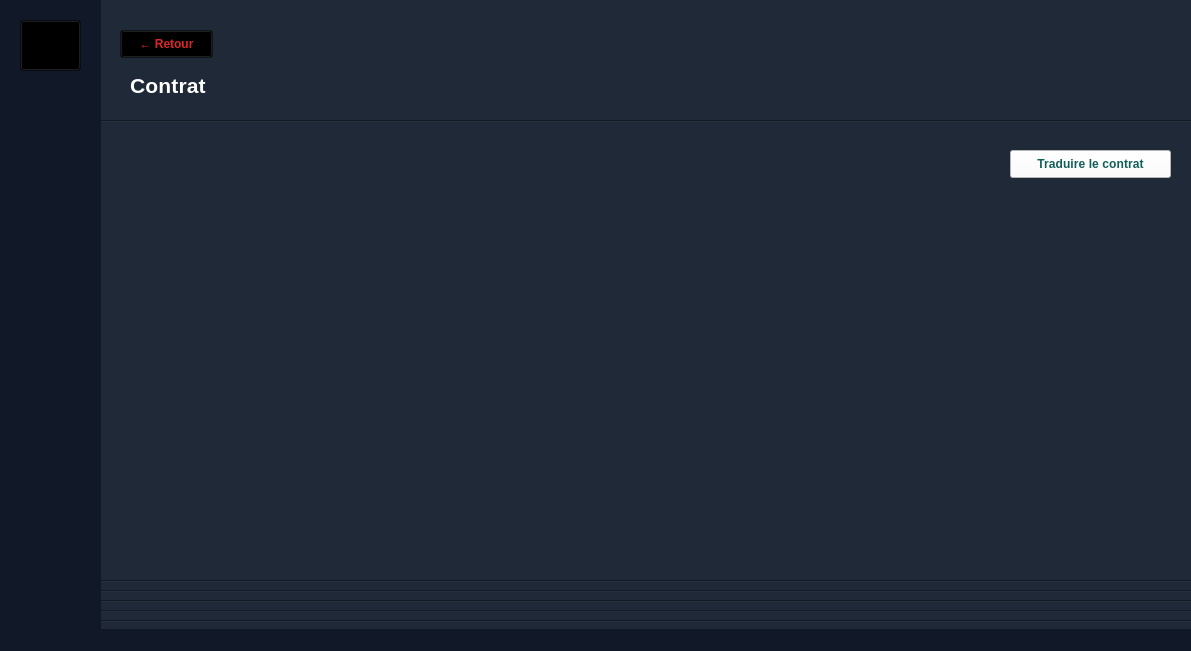
Before: the Qt Designer form mainwindow.ui in jmaimohamed/Smart_Contracting_And_Construction_Company_2A2, drawn with Qt 5.
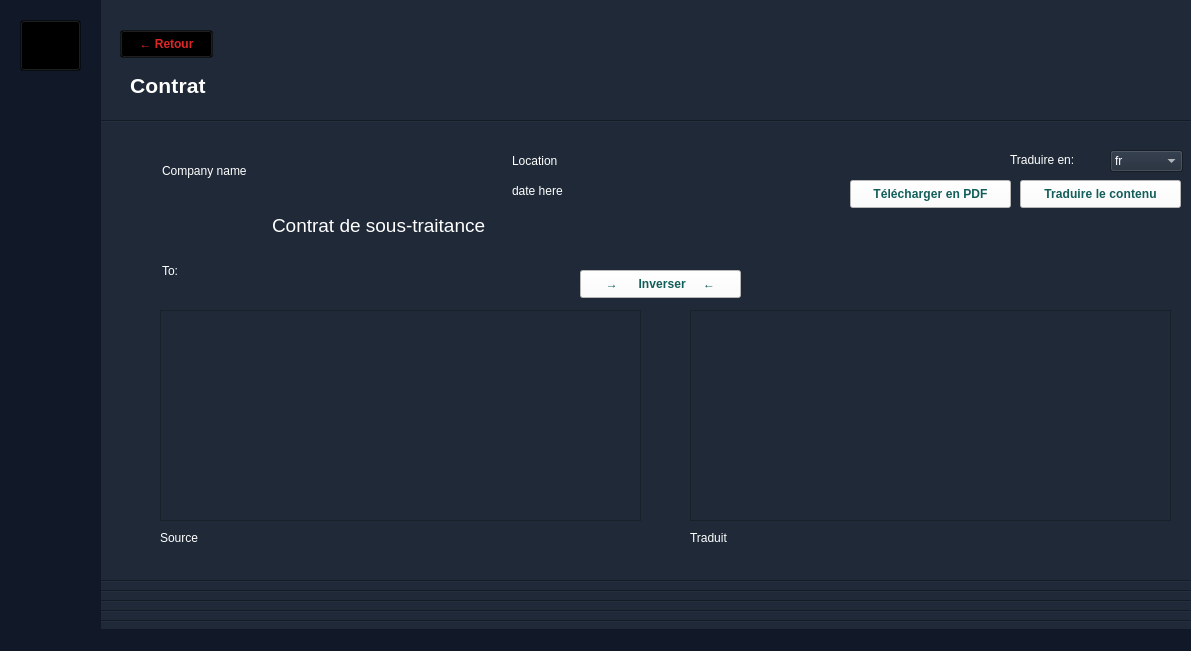
After: the same form once the commit is applied. The open tabs and pages were chosen to show the change. Icons and pictures are not drawn.

```diff
--- a/mainwindow.ui
+++ b/mainwindow.ui
@@ -887,40 +887,6 @@
          </item>
         </layout>
        </item>
-       <item>
-        <layout class="QHBoxLayout" name="horizontalLayout_7">
-         <item>
-          <widget class="QLabel" name="label_5">
-           <property name="font">
-            <font>
-             <pointsize>11</pointsize>
-            </font>
-           </property>
-           <property name="styleSheet">
-            <string notr="true">color: white;
-border: none;</string>
-           </property>
-           <property name="text">
-            <string>Adresse</string>
-           </property>
-          </widget>
-         </item>
-         <item>
-          <widget class="QLineEdit" name="amrou_adresse">
-           <property name="minimumSize">
-            <size>
-             <width>0</width>
-             <height>30</height>
-            </size>
-           </property>
-           <property name="styleSheet">
-            <string notr="true">border: 1px solid #134e4a;
-color: white;</string>
-           </property>
-          </widget>
-         </item>
-        </layout>
-       </item>
        <item>
         <layout class="QHBoxLayout" name="horizontalLayout_5">
          <item>
@@ -1376,30 +1342,302 @@
        <enum>Qt::Vertical</enum>
       </property>
      </widget>
-     <widget class="QPushButton" name="amrou13">
+     <widget class="QPushButton" name="amrou_translates">
+      <property name="geometry">
+       <rect>
+        <x>1020</x>
+        <y>180</y>
+        <width>161</width>
+        <height>28</height>
+       </rect>
+      </property>
+      <property name="sizePolicy">
+       <sizepolicy hsizetype="Minimum" vsizetype="Fixed">
+        <horstretch>0</horstretch>
+        <verstretch>0</verstretch>
+       </sizepolicy>
+      </property>
+      <property name="styleSheet">
+       <string notr="true">background: white;
+padding: 5px;
+color: #115e59;
+font-weight: bold;
+letter-spacing: 0.1px;</string>
+      </property>
+      <property name="text">
+       <string>Traduire le contenu</string>
+      </property>
+     </widget>
+     <widget class="QPushButton" name="amrou_download_pdf">
+      <property name="geometry">
+       <rect>
+        <x>850</x>
+        <y>180</y>
+        <width>161</width>
+        <height>28</height>
+       </rect>
+      </property>
+      <property name="sizePolicy">
+       <sizepolicy hsizetype="Minimum" vsizetype="Fixed">
+        <horstretch>0</horstretch>
+        <verstretch>0</verstretch>
+       </sizepolicy>
+      </property>
+      <property name="styleSheet">
+       <string notr="true">background: white;
+padding: 5px;
+color: #115e59;
+font-weight: bold;
+letter-spacing: 0.1px;</string>
+      </property>
+      <property name="text">
+       <string>Télécharger en PDF</string>
+      </property>
+     </widget>
+     <widget class="QLineEdit" name="amrou_date_contrat">
+      <property name="enabled">
+       <bool>false</bool>
+      </property>
+      <property name="geometry">
+       <rect>
+        <x>510</x>
+        <y>180</y>
+        <width>141</width>
+        <height>22</height>
+       </rect>
+      </property>
+      <property name="styleSheet">
+       <string notr="true">border: none;
+color: white;</string>
+      </property>
+      <property name="text">
+       <string>date here</string>
+      </property>
+     </widget>
+     <widget class="QTextEdit" name="amrou_contenu_contrat">
+      <property name="geometry">
+       <rect>
+        <x>160</x>
+        <y>310</y>
+        <width>481</width>
+        <height>211</height>
+       </rect>
+      </property>
+      <property name="html">
+       <string>&lt;!DOCTYPE HTML PUBLIC &quot;-//W3C//DTD HTML 4.0//EN&quot; &quot;http://www.w3.org/TR/REC-html40/strict.dtd&quot;&gt;
+&lt;html&gt;&lt;head&gt;&lt;meta name=&quot;qrichtext&quot; content=&quot;1&quot; /&gt;&lt;style type=&quot;text/css&quot;&gt;
+p, li { white-space: pre-wrap; }
+&lt;/style&gt;&lt;/head&gt;&lt;body style=&quot; font-family:'MS Shell Dlg 2'; font-size:7.8pt; font-weight:400; font-style:normal;&quot;&gt;
+&lt;p style=&quot;-qt-paragraph-type:empty; margin-top:0px; margin-bottom:0px; margin-left:0px; margin-right:0px; -qt-block-indent:0; text-indent:0px; font-family:'MS Shell Dlg 2';&quot;&gt;&lt;br /&gt;&lt;/p&gt;&lt;/body&gt;&lt;/html&gt;</string>
+      </property>
+     </widget>
+     <widget class="QLineEdit" name="amrou_header_contrat">
+      <property name="enabled">
+       <bool>false</bool>
+      </property>
+      <property name="geometry">
+       <rect>
+        <x>270</x>
+        <y>210</y>
+        <width>271</width>
+        <height>31</height>
+       </rect>
+      </property>
+      <property name="font">
+       <font>
+        <pointsize>14</pointsize>
+       </font>
+      </property>
+      <property name="styleSheet">
+       <string notr="true">color: white;
+border: none</string>
+      </property>
+      <property name="text">
+       <string>Contrat de sous-traitance</string>
+      </property>
+     </widget>
+     <widget class="QLineEdit" name="amrou_company_contrat">
+      <property name="enabled">
+       <bool>false</bool>
+      </property>
+      <property name="geometry">
+       <rect>
+        <x>160</x>
+        <y>160</y>
+        <width>113</width>
+        <height>22</height>
+       </rect>
+      </property>
+      <property name="styleSheet">
+       <string notr="true">color: white;
+border: none</string>
+      </property>
+      <property name="text">
+       <string>Company name</string>
+      </property>
+     </widget>
+     <widget class="QLineEdit" name="amrou_lieu_contrat">
+      <property name="enabled">
+       <bool>false</bool>
+      </property>
+      <property name="geometry">
+       <rect>
+        <x>510</x>
+        <y>150</y>
+        <width>113</width>
+        <height>22</height>
+       </rect>
+      </property>
+      <property name="styleSheet">
+       <string notr="true">color: white;
+border: none</string>
+      </property>
+      <property name="text">
+       <string>Location</string>
+      </property>
+     </widget>
+     <widget class="QLineEdit" name="amrou_partner_contrat">
+      <property name="enabled">
+       <bool>false</bool>
+      </property>
+      <property name="geometry">
+       <rect>
+        <x>160</x>
+        <y>260</y>
+        <width>141</width>
+        <height>22</height>
+       </rect>
+      </property>
+      <property name="styleSheet">
+       <string notr="true">color: white;
+border: none</string>
+      </property>
+      <property name="text">
+       <string>To:</string>
+      </property>
+     </widget>
+     <widget class="QTextEdit" name="amrou_contenu_translated">
+      <property name="enabled">
+       <bool>false</bool>
+      </property>
+      <property name="geometry">
+       <rect>
+        <x>690</x>
+        <y>310</y>
+        <width>481</width>
+        <height>211</height>
+       </rect>
+      </property>
+      <property name="html">
+       <string>&lt;!DOCTYPE HTML PUBLIC &quot;-//W3C//DTD HTML 4.0//EN&quot; &quot;http://www.w3.org/TR/REC-html40/strict.dtd&quot;&gt;
+&lt;html&gt;&lt;head&gt;&lt;meta name=&quot;qrichtext&quot; content=&quot;1&quot; /&gt;&lt;style type=&quot;text/css&quot;&gt;
+p, li { white-space: pre-wrap; }
+&lt;/style&gt;&lt;/head&gt;&lt;body style=&quot; font-family:'MS Shell Dlg 2'; font-size:7.8pt; font-weight:400; font-style:normal;&quot;&gt;
+&lt;p style=&quot;-qt-paragraph-type:empty; margin-top:0px; margin-bottom:0px; margin-left:0px; margin-right:0px; -qt-block-indent:0; text-indent:0px; font-family:'MS Shell Dlg 2';&quot;&gt;&lt;br /&gt;&lt;/p&gt;&lt;/body&gt;&lt;/html&gt;</string>
+      </property>
+     </widget>
+     <widget class="QPushButton" name="amrou_inverse_content">
+      <property name="geometry">
+       <rect>
+        <x>580</x>
+        <y>270</y>
+        <width>161</width>
+        <height>28</height>
+       </rect>
+      </property>
+      <property name="sizePolicy">
+       <sizepolicy hsizetype="Minimum" vsizetype="Fixed">
+        <horstretch>0</horstretch>
+        <verstretch>0</verstretch>
+       </sizepolicy>
+      </property>
+      <property name="styleSheet">
+       <string notr="true">background: white;
+padding: 5px;
+color: #115e59;
+font-weight: bold;
+letter-spacing: 0.1px;</string>
+      </property>
+      <property name="text">
+       <string>→      Inverser     ←</string>
+      </property>
+     </widget>
+     <widget class="QLabel" name="label_5">
+      <property name="geometry">
+       <rect>
+        <x>160</x>
+        <y>530</y>
+        <width>56</width>
+        <height>16</height>
+       </rect>
+      </property>
+      <property name="styleSheet">
+       <string notr="true">color: white;
+font-size: bold;</string>
+      </property>
+      <property name="text">
+       <string>Source</string>
+      </property>
+     </widget>
+     <widget class="QLabel" name="label_6">
+      <property name="geometry">
+       <rect>
+        <x>690</x>
+        <y>530</y>
+        <width>56</width>
+        <height>16</height>
+       </rect>
+      </property>
+      <property name="styleSheet">
+       <string notr="true">color: white;
+font-size: bold;</string>
+      </property>
+      <property name="text">
+       <string>Traduit</string>
+      </property>
+     </widget>
+     <widget class="QComboBox" name="amrou_language_translate">
+      <property name="geometry">
+       <rect>
+        <x>1110</x>
+        <y>150</y>
+        <width>73</width>
+        <height>22</height>
+       </rect>
+      </property>
+      <property name="styleSheet">
+       <string notr="true">color: white;</string>
+      </property>
+      <item>
+       <property name="text">
+        <string>fr</string>
+       </property>
+      </item>
+      <item>
+       <property name="text">
+        <string>en</string>
+       </property>
+      </item>
+      <item>
+       <property name="text">
+        <string>de</string>
+       </property>
+      </item>
+     </widget>
+     <widget class="QLabel" name="label_7">
       <property name="geometry">
        <rect>
         <x>1010</x>
         <y>150</y>
-        <width>161</width>
-        <height>28</height>
+        <width>81</width>
+        <height>20</height>
        </rect>
       </property>
-      <property name="sizePolicy">
-       <sizepolicy hsizetype="Minimum" vsizetype="Fixed">
-        <horstretch>0</horstretch>
-        <verstretch>0</verstretch>
-       </sizepolicy>
-      </property>
       <property name="styleSheet">
-       <string notr="true">background: white;
-padding: 5px;
-color: #115e59;
-font-weight: bold;
-letter-spacing: 0.1px;</string>
+       <string notr="true">color: white;</string>
       </property>
       <property name="text">
-       <string>Traduire le contrat</string>
+       <string>Traduire en:</string>
       </property>
      </widget>
      <zorder>amrou4_7</zorder>
```
Left out of the diff: 504 changed lines with no effect on the pictures.
